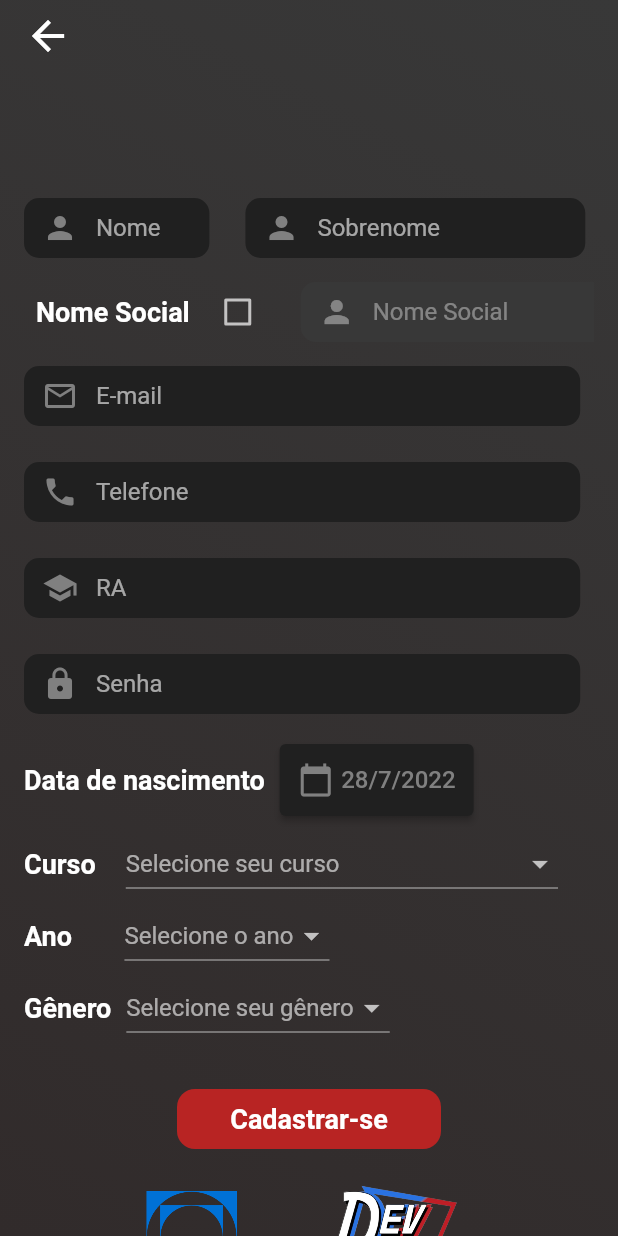
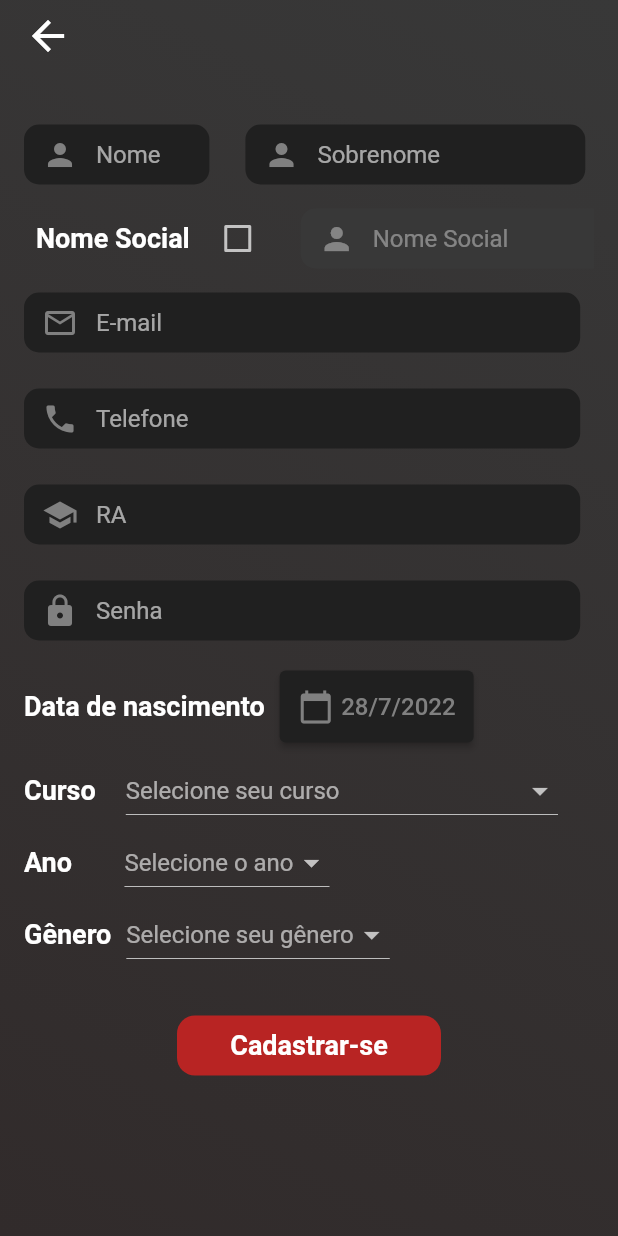
Before and after one commit to VgsStudio/CaronApp_front, a Flutter app: the CadastroPage screen opened directly, on a phone screen of 412 x 824 dp. Run offline on Flutter 3.47's test engine with Material 2 defaults, Android fonts, the phone set to English and light mode, and no system bars; our stand-ins replace flutter_spinkit, flutter_svg, google_fonts, google_maps_flutter, mask_text_input_formatter; missing offline and left inert: flutter_polyline_points, multiavatar.

Commit message:
Validação de dados Formatação automática de RA e telefone corrigido bugs de interface de cadastro

```diff
--- a/lib/pages/login/cadastro/cadastro_page.dart
+++ b/lib/pages/login/cadastro/cadastro_page.dart
@@ -1,10 +1,14 @@
 import 'package:caronapp_front/pages/home/home_page.dart';
 import 'package:caronapp_front/pages/login/cadastro/widgets/cadastro_textfield_widget.dart';
+import 'package:caronapp_front/pages/login/cadastro/widgets/definir_tipo_textfield_enum.dart';
+import 'package:caronapp_front/pages/login/cadastro/widgets/ra_textfield_widget.dart';
+import 'package:caronapp_front/pages/login/cadastro/widgets/telefone_textfield_widget.dart';
 import 'package:caronapp_front/pages/login/login/login_page.dart';
 import 'package:caronapp_front/shared/logo/app_logos.dart';
 import 'package:caronapp_front/shared/themes/app_colors.dart';
 import 'package:caronapp_front/shared/widgets/botaoVermelho_widget.dart';
 import 'package:flutter/material.dart';
+import 'package:mask_text_input_formatter/mask_text_input_formatter.dart';
 
 class CadastroPage extends StatefulWidget {
   const CadastroPage({Key? key}) : super(key: key);
@@ -36,6 +40,8 @@ class _CadastroPageState extends State<CadastroPage> {
   String? selectedCurso = null;
   bool nomeSocial = false;
   DateTime date = DateTime(2022, 07, 28);
+  final formKey = GlobalKey<FormState>();
+  AutovalidateMode _autoValidate = AutovalidateMode.disabled;
   @override
   Widget build(BuildContext context) {
     navigateToHome() async {
@@ -60,7 +66,9 @@ class _CadastroPageState extends State<CadastroPage> {
 
     var tamanhoTela = MediaQuery.of(context).size;
 
-    return Scaffold(
+    return Form(
+      key: formKey,
+      child: Scaffold(
           extendBodyBehindAppBar: true,
           appBar: AppBar(
               elevation: 0,
@@ -95,7 +103,7 @@ class _CadastroPageState extends State<CadastroPage> {
               padding: const EdgeInsets.symmetric(horizontal: 16.0),
               child: ListView(
                 children: [
-                const SizedBox(height: 64),
+                  const SizedBox(height: 15),
                   Row(
                     children: const [
                       CadastroTextFieldWidget(
@@ -111,6 +119,7 @@ class _CadastroPageState extends State<CadastroPage> {
                       CadastroTextFieldWidget(
                           widthMult: 0.55,
                           valor: "Sobrenome",
+                          maxLength: 60,
                           prefixIcon: Icon(
                             Icons.person,
                             color: AppColors.cinzaClaro,
@@ -154,30 +163,34 @@ class _CadastroPageState extends State<CadastroPage> {
                   const CadastroTextFieldWidget(
                     widthMult: 0.9,
                     valor: "E-mail",
+                    tipoCampoTextoEnum: TipoCampoTextoEnum.EMAIL,
+                    maxLength: 150,
                     prefixIcon: Icon(
                       Icons.email_outlined,
                       color: AppColors.cinzaClaro,
                     ),
                   ),
-                const CadastroTextFieldWidget(
+                  TelefoneTextFieldWidget(
                     widthMult: 0.9,
                     valor: "Telefone",
-                  prefixIcon: Icon(
+                    prefixIcon: const Icon(
                       Icons.phone,
                       color: AppColors.cinzaClaro,
                     ),
                   ),
-                const CadastroTextFieldWidget(
+                  RATextFieldWidget(
                     widthMult: 0.9,
                     valor: "RA",
-                  prefixIcon: Icon(
+                    prefixIcon: const Icon(
                       Icons.school_sharp,
                       color: AppColors.cinzaClaro,
                     ),
                   ),
                   const CadastroTextFieldWidget(
                       widthMult: 0.9,
+                      maxLength: 150,
                       valor: "Senha",
+                      tipoCampoTextoEnum: TipoCampoTextoEnum.SENHA,
                       isObscure: true,
                       prefixIcon: Icon(
                         Icons.lock,
@@ -188,10 +201,10 @@ class _CadastroPageState extends State<CadastroPage> {
                     padding: const EdgeInsets.symmetric(vertical: 8.0),
                     child: Row(
                       children: [
-                      Text("Data de nascimento",
+                        const Text("Data de nascimento",
                             style: TextStyle(
                                 fontSize: 18, fontWeight: FontWeight.bold)),
-                      SizedBox(
+                        const SizedBox(
                           width: 10,
                         ),
                         ElevatedButton(
@@ -250,8 +263,8 @@ class _CadastroPageState extends State<CadastroPage> {
                         menuMaxHeight: 150,
                         hint: Text('Selecione seu curso'),
                         value: selectedCurso,
-                      items:
-                          cursos.map<DropdownMenuItem<String>>((String value) {
+                        items: cursos
+                            .map<DropdownMenuItem<String>>((String value) {
                           return DropdownMenuItem<String>(
                             value: value,
                             child: Text(value),
@@ -276,8 +289,8 @@ class _CadastroPageState extends State<CadastroPage> {
                           menuMaxHeight: 150,
                           hint: Text('Selecione o ano'),
                           value: selectedAno,
-                        items:
-                            anos.map<DropdownMenuItem<String>>((String value) {
+                          items: anos
+                              .map<DropdownMenuItem<String>>((String value) {
                             return DropdownMenuItem<String>(
                               value: value,
                               child: Text(value),
@@ -323,10 +336,17 @@ class _CadastroPageState extends State<CadastroPage> {
                   Center(
                     child: BotaoVermelhoWidget(
                       child: "Cadastrar-se",
-                    onPressed: navigateToHome,
+                      onPressed: () {
+                        // Validate returns true if the form is valid, or false otherwise.
+                        if (formKey.currentState!.validate()) {
+                          navigateToHome();
+                        }
+                      },
                     ),
                   ),
-                Spacer(),
+                  SizedBox(
+                    height: 96,
+                  ),
                   Row(
                     mainAxisAlignment: MainAxisAlignment.center,
                     children: [
@@ -350,6 +370,7 @@ class _CadastroPageState extends State<CadastroPage> {
                 ],
               ),
             ),
-        ));
+          )),
+    );
   }
 }
--- a/lib/pages/login/cadastro/widgets/cadastro_textfield_widget.dart
+++ b/lib/pages/login/cadastro/widgets/cadastro_textfield_widget.dart
@@ -1,5 +1,7 @@
+import 'package:caronapp_front/pages/login/cadastro/widgets/definir_tipo_textfield_enum.dart';
 import 'package:caronapp_front/shared/themes/app_colors.dart';
 import 'package:flutter/material.dart';
+import 'package:mask_text_input_formatter/mask_text_input_formatter.dart';
 
 class CadastroTextFieldWidget extends StatelessWidget {
   final double widthMult;
@@ -8,6 +10,8 @@ class CadastroTextFieldWidget extends StatelessWidget {
   final Icon prefixIcon;
   final bool isEnabled;
   final bool isObscure;
+  final int maxLength;
+  final TipoCampoTextoEnum tipoCampoTextoEnum;
 
   const CadastroTextFieldWidget(
       {Key? key,
@@ -19,11 +23,58 @@ class CadastroTextFieldWidget extends StatelessWidget {
         color: AppColors.cinzaClaro,
       ),
       this.isEnabled = true,
-      this.isObscure = false})
+      this.isObscure = false,
+      this.maxLength = 20,
+      this.tipoCampoTextoEnum = TipoCampoTextoEnum.TEXTO})
       : super(key: key);
 
   @override
   Widget build(BuildContext context) {
+    var validator = tipoCampoTextoEnum == TipoCampoTextoEnum.TEXTO
+        ? (value) {
+            if (isEnabled) {
+              if ((value == null || value.isEmpty)) {
+                return 'Campo vazio';
+              }
+              return null;
+            }
+          }
+        : tipoCampoTextoEnum == TipoCampoTextoEnum.EMAIL
+            ? (value) {
+                if (isEnabled) {
+                  if ((value == null || value.isEmpty)) {
+                    return 'Campo vazio';
+                  } else if (value.contains('@') == false) {
+                    return 'E-mail inválido';
+                  }
+                  return null;
+                }
+              }
+            : tipoCampoTextoEnum == TipoCampoTextoEnum.RA
+                ? (value) {
+                    if (isEnabled) {
+                      if ((value == null || value.isEmpty)) {
+                        return 'Campo vazio';
+                      } else if (value.length != 11) {
+                        return 'RA Inválido';
+                      }
+                      return null;
+                    }
+                  }
+                : tipoCampoTextoEnum == TipoCampoTextoEnum.SENHA
+                    ? (value) {
+                        RegExp regex =
+                            RegExp(r'^(?=.*?[a-z])(?=.*?[0-9]).{8,}$');
+                        if (isEnabled) {
+                          if ((value == null || value.isEmpty)) {
+                            return 'Campo vazio';
+                          } else if (!regex.hasMatch(value)) {
+                            return 'Senha inválida';
+                          }
+                          return null;
+                        }
+                      }
+                    : null;
     var tamanhoTela = MediaQuery.of(context).size;
     return Container(
       margin: EdgeInsets.symmetric(vertical: margin),
@@ -33,12 +84,22 @@ class CadastroTextFieldWidget extends StatelessWidget {
           SizedBox(
             width: tamanhoTela.width * widthMult,
             height: 40,
-            child: TextField(
+            child: TextFormField(
+              validator: validator,
+              maxLength: maxLength,
               enabled: isEnabled,
               onEditingComplete: () => FocusScope.of(context).nextFocus(),
               obscureText: isObscure,
               style: const TextStyle(fontSize: 16),
               decoration: InputDecoration(
+                  counterText: '',
+                  errorStyle: TextStyle(fontSize: 0.01),
+                  errorBorder: OutlineInputBorder(
+                      borderRadius: BorderRadius.circular(10),
+                      borderSide: BorderSide(
+                          color: AppColors.vermelhoGrena,
+                          width: 0.5,
+                          style: BorderStyle.solid)),
                   prefixIcon: prefixIcon,
                   contentPadding: const EdgeInsets.only(left: 12),
                   hintText: valor,
--- /dev/null
+++ b/lib/pages/login/cadastro/widgets/definir_tipo_textfield_enum.dart
@@ -0,0 +1 @@
+enum TipoCampoTextoEnum { TEXTO, RA, EMAIL, SENHA }
--- /dev/null
+++ b/lib/pages/login/cadastro/widgets/ra_textfield_widget.dart
@@ -0,0 +1,69 @@
+import 'package:caronapp_front/shared/themes/app_colors.dart';
+import 'package:flutter/material.dart';
+import 'package:mask_text_input_formatter/mask_text_input_formatter.dart';
+
+class RATextFieldWidget extends StatelessWidget {
+  final double widthMult;
+  final String valor;
+  final double margin;
+  final Icon prefixIcon;
+  final bool isEnabled;
+  final bool isObscure;
+
+  RATextFieldWidget(
+      {Key? key,
+      required this.valor,
+      required this.widthMult,
+      this.margin = 12,
+      this.prefixIcon = const Icon(
+        Icons.error,
+        color: AppColors.cinzaClaro,
+      ),
+      this.isEnabled = true,
+      this.isObscure = false})
+      : super(key: key);
+
+  var maskFormatter = MaskTextInputFormatter(
+      mask: '##.#####-#',
+      filter: {"#": RegExp(r'[0-9]')},
+      type: MaskAutoCompletionType.lazy);
+
+  @override
+  Widget build(BuildContext context) {
+    var tamanhoTela = MediaQuery.of(context).size;
+    return Container(
+      margin: EdgeInsets.symmetric(vertical: margin),
+      child: Column(
+        crossAxisAlignment: CrossAxisAlignment.start,
+        children: [
+          SizedBox(
+            width: tamanhoTela.width * widthMult,
+            height: 40,
+            child: TextField(
+              inputFormatters: [maskFormatter],
+              enabled: isEnabled,
+              onEditingComplete: () => FocusScope.of(context).nextFocus(),
+              obscureText: isObscure,
+              style: const TextStyle(fontSize: 16),
+              decoration: InputDecoration(
+                  prefixIcon: prefixIcon,
+                  contentPadding: const EdgeInsets.only(left: 12),
+                  hintText: valor,
+                  border: OutlineInputBorder(
+                    borderRadius: BorderRadius.circular(10),
+                    borderSide: const BorderSide(
+                      width: 0,
+                      style: BorderStyle.none,
+                    ),
+                  ),
+                  filled: true,
+                  fillColor: isEnabled
+                      ? AppColors.cinzaEscuro
+                      : AppColors.cinzaBackground),
+            ),
+          ),
+        ],
+      ),
+    );
+  }
+}
--- /dev/null
+++ b/lib/pages/login/cadastro/widgets/telefone_textfield_widget.dart
@@ -0,0 +1,69 @@
+import 'package:caronapp_front/shared/themes/app_colors.dart';
+import 'package:flutter/material.dart';
+import 'package:mask_text_input_formatter/mask_text_input_formatter.dart';
+
+class TelefoneTextFieldWidget extends StatelessWidget {
+  final double widthMult;
+  final String valor;
+  final double margin;
+  final Icon prefixIcon;
+  final bool isEnabled;
+  final bool isObscure;
+
+  TelefoneTextFieldWidget(
+      {Key? key,
+      required this.valor,
+      required this.widthMult,
+      this.margin = 12,
+      this.prefixIcon = const Icon(
+        Icons.error,
+        color: AppColors.cinzaClaro,
+      ),
+      this.isEnabled = true,
+      this.isObscure = false})
+      : super(key: key);
+
+  var maskFormatter = MaskTextInputFormatter(
+      mask: '+55 (##) #####-####',
+      filter: {"#": RegExp(r'[0-9]')},
+      type: MaskAutoCompletionType.lazy);
+
+  @override
+  Widget build(BuildContext context) {
+    var tamanhoTela = MediaQuery.of(context).size;
+    return Container(
+      margin: EdgeInsets.symmetric(vertical: margin),
+      child: Column(
+        crossAxisAlignment: CrossAxisAlignment.start,
+        children: [
+          SizedBox(
+            width: tamanhoTela.width * widthMult,
+            height: 40,
+            child: TextField(
+              inputFormatters: [maskFormatter],
+              enabled: isEnabled,
+              onEditingComplete: () => FocusScope.of(context).nextFocus(),
+              obscureText: isObscure,
+              style: const TextStyle(fontSize: 16),
+              decoration: InputDecoration(
+                  prefixIcon: prefixIcon,
+                  contentPadding: const EdgeInsets.only(left: 12),
+                  hintText: valor,
+                  border: OutlineInputBorder(
+                    borderRadius: BorderRadius.circular(10),
+                    borderSide: const BorderSide(
+                      width: 0,
+                      style: BorderStyle.none,
+                    ),
+                  ),
+                  filled: true,
+                  fillColor: isEnabled
+                      ? AppColors.cinzaEscuro
+                      : AppColors.cinzaBackground),
+            ),
+          ),
+        ],
+      ),
+    );
+  }
+}
--- a/pubspec.yaml
+++ b/pubspec.yaml
@@ -48,6 +48,7 @@ dependencies:
   flutter_polyline_points: ^1.0.0
   multiavatar: ^0.1.5
   flutter_svg: ^1.1.1+1
+  mask_text_input_formatter: ^2.3.0
 
 dev_dependencies:
   flutter_test:
```
Also changed, not shown: pubspec.lock. Lines whose indentation alone changed are shown as unchanged.
